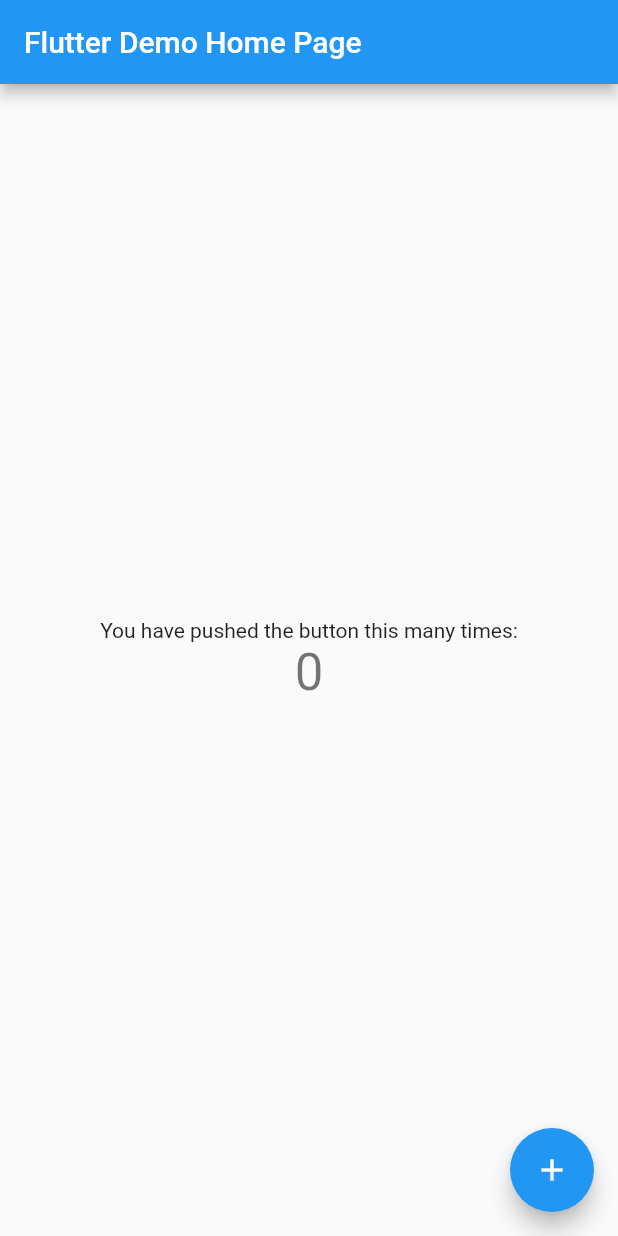
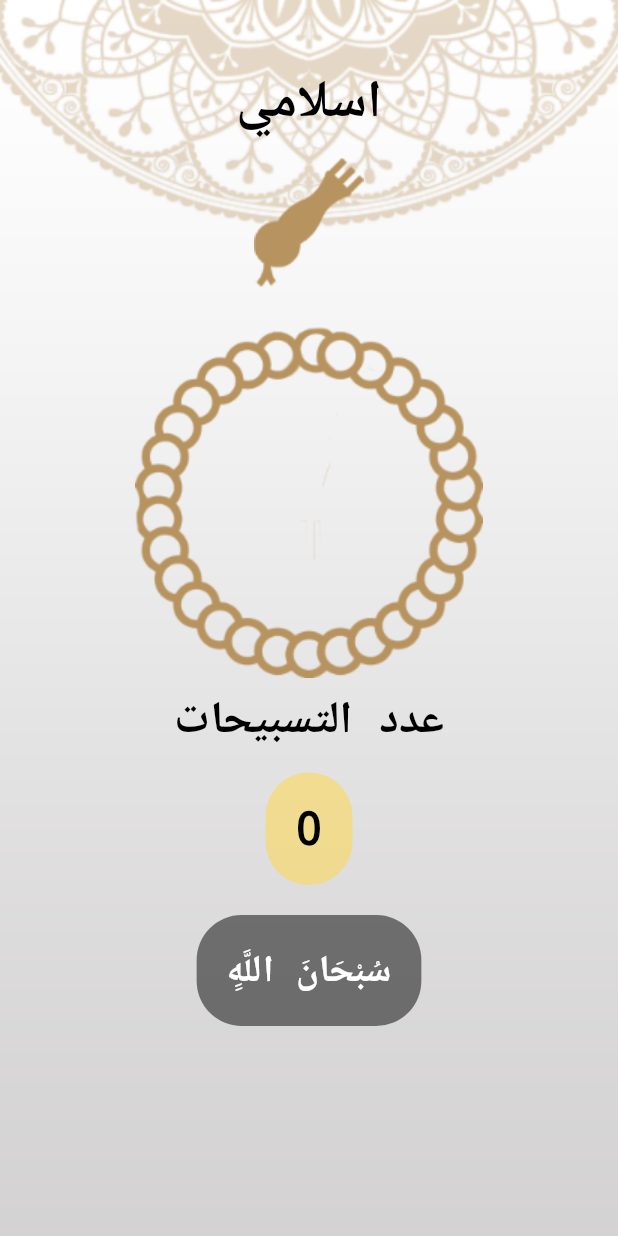
Before and after one commit to hazemt1/islami_app, a Flutter app: the screen it shows after launch, on a phone screen of 412 x 824 dp. Run offline on Flutter 3.47's test engine with Material 2 defaults, Android fonts, the phone set to English and light mode, and no system bars.

Commit message:
Tasbeeh Feature Added without rotation

```diff
--- a/lib/main.dart
+++ b/lib/main.dart
@@ -1,113 +1,13 @@
 import 'package:flutter/material.dart';
+import 'package:islami_app/tasbeeh.dart';
 
 void main() {
   runApp(MyApp());
 }
 
 class MyApp extends StatelessWidget {
-  // This widget is the root of your application.
   @override
   Widget build(BuildContext context) {
-    return MaterialApp(
-      title: 'Flutter Demo',
-      theme: ThemeData(
-        // This is the theme of your application.
-        //
-        // Try running your application with "flutter run". You'll see the
-        // application has a blue toolbar. Then, without quitting the app, try
-        // changing the primarySwatch below to Colors.green and then invoke
-        // "hot reload" (press "r" in the console where you ran "flutter run",
-        // or simply save your changes to "hot reload" in a Flutter IDE).
-        // Notice that the counter didn't reset back to zero; the application
-        // is not restarted.
-        primarySwatch: Colors.blue,
-      ),
-      home: MyHomePage(title: 'Flutter Demo Home Page'),
-    );
+    return Tasbeeh();
   }
 }
-
-class MyHomePage extends StatefulWidget {
-  MyHomePage({Key? key, required this.title}) : super(key: key);
-
-  // This widget is the home page of your application. It is stateful, meaning
-  // that it has a State object (defined below) that contains fields that affect
-  // how it looks.
-
-  // This class is the configuration for the state. It holds the values (in this
-  // case the title) provided by the parent (in this case the App widget) and
-  // used by the build method of the State. Fields in a Widget subclass are
-  // always marked "final".
-
-  final String title;
-
-  @override
-  _MyHomePageState createState() => _MyHomePageState();
-}
-
-class _MyHomePageState extends State<MyHomePage> {
-  int _counter = 0;
-
-  void _incrementCounter() {
-    setState(() {
-      // This call to setState tells the Flutter framework that something has
-      // changed in this State, which causes it to rerun the build method below
-      // so that the display can reflect the updated values. If we changed
-      // _counter without calling setState(), then the build method would not be
-      // called again, and so nothing would appear to happen.
-      _counter++;
-    });
-  }
-
-  @override
-  Widget build(BuildContext context) {
-    // This method is rerun every time setState is called, for instance as done
-    // by the _incrementCounter method above.
-    //
-    // The Flutter framework has been optimized to make rerunning build methods
-    // fast, so that you can just rebuild anything that needs updating rather
-    // than having to individually change instances of widgets.
-    return Scaffold(
-      appBar: AppBar(
-        // Here we take the value from the MyHomePage object that was created by
-        // the App.build method, and use it to set our appbar title.
-        title: Text(widget.title),
-      ),
-      body: Center(
-        // Center is a layout widget. It takes a single child and positions it
-        // in the middle of the parent.
-        child: Column(
-          // Column is also a layout widget. It takes a list of children and
-          // arranges them vertically. By default, it sizes itself to fit its
-          // children horizontally, and tries to be as tall as its parent.
-          //
-          // Invoke "debug painting" (press "p" in the console, choose the
-          // "Toggle Debug Paint" action from the Flutter Inspector in Android
-          // Studio, or the "Toggle Debug Paint" command in Visual Studio Code)
-          // to see the wireframe for each widget.
-          //
-          // Column has various properties to control how it sizes itself and
-          // how it positions its children. Here we use mainAxisAlignment to
-          // center the children vertically; the main axis here is the vertical
-          // axis because Columns are vertical (the cross axis would be
-          // horizontal).
-          mainAxisAlignment: MainAxisAlignment.center,
-          children: <Widget>[
-            Text(
-              'You have pushed the button this many times:',
-            ),
-            Text(
-              '$_counter',
-              style: Theme.of(context).textTheme.headline4,
-            ),
-          ],
-        ),
-      ),
-      floatingActionButton: FloatingActionButton(
-        onPressed: _incrementCounter,
-        tooltip: 'Increment',
-        child: Icon(Icons.add),
-      ), // This trailing comma makes auto-formatting nicer for build methods.
-    );
-  }
-}
--- /dev/null
+++ b/lib/tasbeeh.dart
@@ -0,0 +1,111 @@
+import 'package:flutter/cupertino.dart';
+import 'package:flutter/material.dart';
+
+class Tasbeeh extends StatefulWidget {
+
+  static const routeName = 'Tasbeeh';
+
+  @override
+  _TasbeehState createState() => _TasbeehState();
+}
+
+class _TasbeehState extends State<Tasbeeh> with SingleTickerProviderStateMixin {
+
+  int tasbeehCount = 0;
+
+  int prayerPosition = 0;
+
+  List<String> prayers = [
+    'سُبْحَانَ اللَّهِِ',
+    'الحمدلله',
+    'الله اكبر',
+    'لا اله الا الله'
+  ];
+
+  @override
+  Widget build(BuildContext context) {
+    return MaterialApp(
+      title: 'Tasbeeh Page',
+      home: Container(
+        decoration: BoxDecoration(
+          image: DecorationImage(
+              image: AssetImage('assets/images/bg3.png'),
+              fit: BoxFit.fill
+          ),
+        ),
+        child: Column(
+          crossAxisAlignment: CrossAxisAlignment.center,
+          children: [
+            Text('اسلامي', style: TextStyle(
+              fontSize: 35,
+              color: Colors.black,
+              fontWeight: FontWeight.bold,
+              height: 3.0,
+              decoration: TextDecoration.none,
+            ),),
+
+            Image.asset('assets/images/head of seb7a.png'),
+            TextButton(
+                onPressed: clicked,
+                child: Image.asset(
+                    'assets/images/body of seb7a.png')
+            ),
+
+            SizedBox(height: 20,),
+            Text('عدد التسبيحات', style: TextStyle(
+              fontSize: 30,
+              color: Colors.black,
+              fontWeight: FontWeight.bold,
+              height: .5,
+              decoration: TextDecoration.none,
+            ),),
+            SizedBox(height: 20,),
+            Container(
+              padding: EdgeInsets.all(20),
+              decoration: BoxDecoration(
+                  borderRadius: BorderRadiusDirectional.circular(30),
+                  color: Colors.amberAccent.withOpacity(.5)
+              ),
+              child: Text(tasbeehCount.toString(), style: TextStyle(
+                fontSize: 30,
+                color: Colors.black,
+                fontWeight: FontWeight.bold,
+                decoration: TextDecoration.none,
+              ),),
+            ),
+            SizedBox(height: 20,),
+            Container(
+              padding: EdgeInsets.all(20),
+              decoration: BoxDecoration(
+                  borderRadius: BorderRadiusDirectional.circular(30),
+                  color: Colors.black12.withOpacity(.5)
+              ),
+              child: Text(prayers[prayerPosition], style: TextStyle(
+                fontSize: 25,
+                color: Colors.white,
+                fontWeight: FontWeight.bold,
+                decoration: TextDecoration.none,
+              ),),
+            )
+          ],
+        ),
+      ),
+    );
+  }
+
+  void clicked() {
+    setState(() {
+      tasbeehCount++;
+      if (prayerPosition == prayers.length - 1) {
+        tasbeehCount = 0;
+        prayerPosition = 0;
+      }
+      if (tasbeehCount == 33) {
+        tasbeehCount = 0;
+        prayerPosition += 1;
+        if (prayerPosition == prayers.length)
+          prayerPosition = 0;
+      }
+    });
+  }
+}
--- a/pubspec.yaml
+++ b/pubspec.yaml
@@ -45,8 +45,8 @@ flutter:
   uses-material-design: true
 
   # To add assets to your application, add an assets section, like this:
-  # assets:
-  #   - images/a_dot_burr.jpeg
+  assets:
+     - assets/images/
   #   - images/a_dot_ham.jpeg
 
   # An image asset can refer to one or more resolution-specific "variants", see
```
Also changed, not shown: assets/images/2.0x/bg3@2x.png (added), assets/images/2.0x/body of seb7a@2x.png (added), assets/images/2.0x/head of seb7a@2x.png (added), assets/images/3.0x/bg3@3x.png (added), assets/images/3.0x/body of seb7a@3x.png (added), assets/images/3.0x/head of seb7a@3x.png (added), assets/images/bg3.png (added), assets/images/body of seb7a.png (added), assets/images/head of seb7a.png (added).
